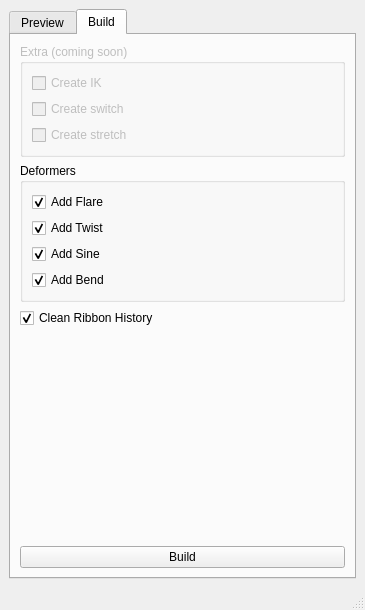
Before: the Qt Designer form RibbonCreatorTool/RibbonCreator.ui in RemiCuxac/Ribbon-Creator, drawn with Qt 5.
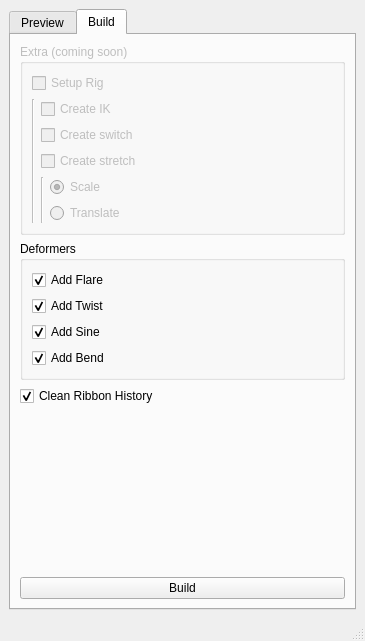
After: the same form once the commit is applied. The open tabs and pages were chosen to show the change.

Diff of the .ui file:
```diff
--- a/RibbonCreatorTool/RibbonCreator.ui
+++ b/RibbonCreatorTool/RibbonCreator.ui
@@ -7,7 +7,7 @@
     <x>0</x>
     <y>0</y>
     <width>365</width>
-    <height>610</height>
+    <height>641</height>
    </rect>
   </property>
   <property name="windowTitle">
@@ -23,6 +23,9 @@
     </property>
     <item>
      <widget class="QTabWidget" name="qtw_tabs">
+      <property name="enabled">
+       <bool>true</bool>
+      </property>
       <property name="currentIndex">
        <number>0</number>
       </property>
@@ -537,6 +540,24 @@
           </property>
           <layout class="QVBoxLayout" name="verticalLayout_9">
            <item>
+            <widget class="QCheckBox" name="checkBox">
+             <property name="text">
+              <string>Setup Rig</string>
+             </property>
+            </widget>
+           </item>
+           <item>
+            <layout class="QHBoxLayout" name="horizontalLayout">
+             <item>
+              <widget class="Line" name="line">
+               <property name="orientation">
+                <enum>Qt::Vertical</enum>
+               </property>
+              </widget>
+             </item>
+             <item>
+              <layout class="QVBoxLayout" name="verticalLayout_6">
+               <item>
             <widget class="QCheckBox" name="qcb_ik">
              <property name="enabled">
               <bool>false</bool>
@@ -565,6 +586,42 @@
               <string>Create stretch</string>
              </property>
             </widget>
+               </item>
+               <item>
+                <layout class="QHBoxLayout" name="horizontalLayout_2">
+                 <item>
+                  <widget class="Line" name="line_2">
+                   <property name="orientation">
+                    <enum>Qt::Vertical</enum>
+                   </property>
+                  </widget>
+                 </item>
+                 <item>
+                  <layout class="QVBoxLayout" name="verticalLayout_7">
+                   <item>
+                    <widget class="QRadioButton" name="radioButton">
+                     <property name="text">
+                      <string>Scale</string>
+                     </property>
+                     <property name="checked">
+                      <bool>true</bool>
+                     </property>
+                    </widget>
+                   </item>
+                   <item>
+                    <widget class="QRadioButton" name="radioButton_2">
+                     <property name="text">
+                      <string>Translate</string>
+                     </property>
+                    </widget>
+                   </item>
+                  </layout>
+                 </item>
+                </layout>
+               </item>
+              </layout>
+             </item>
+            </layout>
            </item>
           </layout>
          </widget>
```
Left out of the diff: 10 changed lines with no effect on the pictures. Lines whose indentation alone changed are shown as unchanged.
